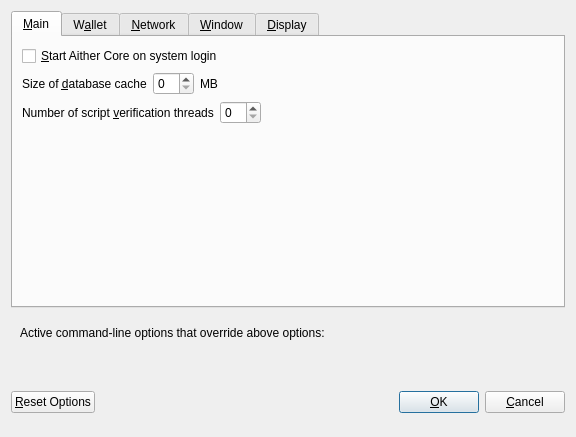
Above: src/qt/forms/optionsdialog.ui from defland/bhpcore before the change. Below: the same form after it.
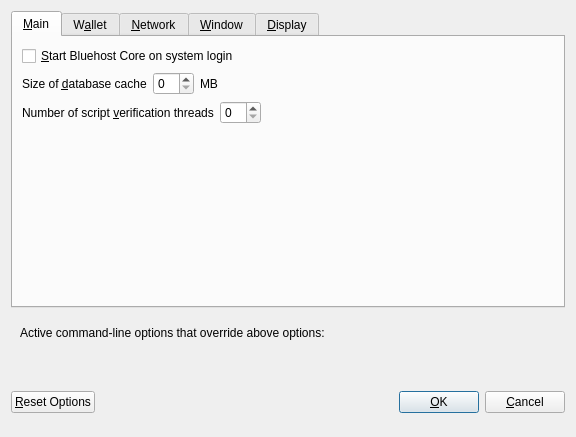
That is the form after the change. Custom widgets are drawn as their Qt base class.

Commit message: Aither -> Bluehost

Diff of the .ui file:
```diff
--- a/src/qt/forms/optionsdialog.ui
+++ b/src/qt/forms/optionsdialog.ui
@@ -33,7 +33,7 @@
           <string>Automatically start Aither Core after logging in to the system.</string>
          </property>
          <property name="text">
-          <string>&amp;Start Aither Core on system login</string>
+          <string>&amp;Start Bluehost Core on system login</string>
          </property>
         </widget>
        </item>
```
Left out of the diff: 12 changed lines with no effect on the pictures. The commit also changes 243 other files.
